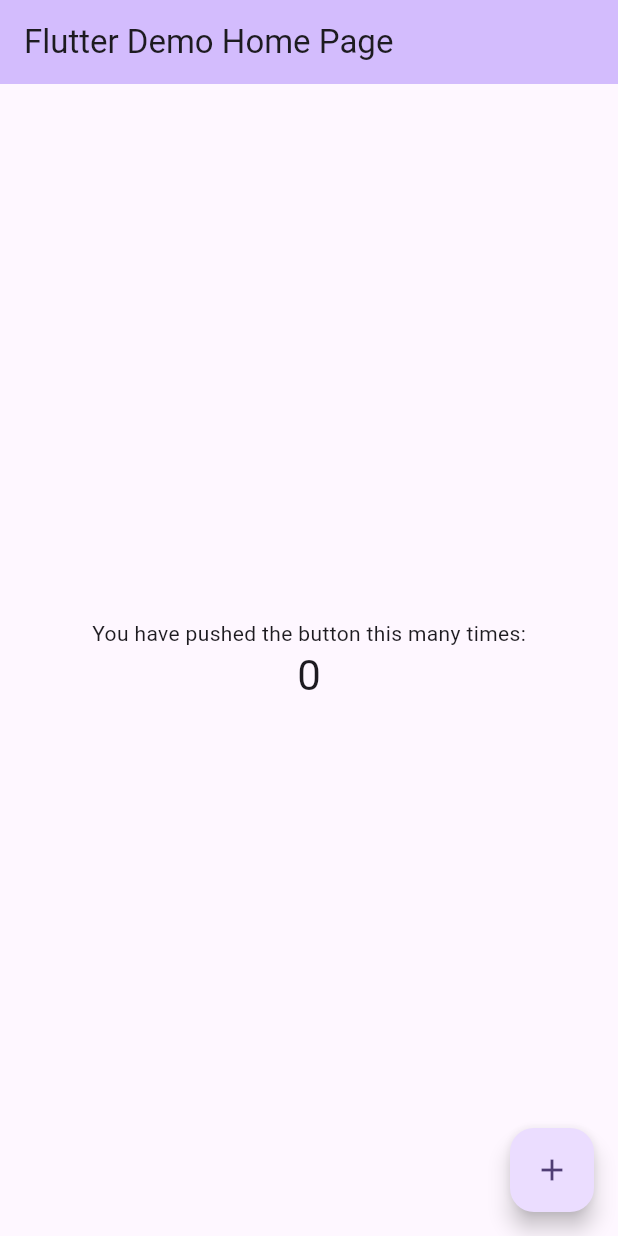
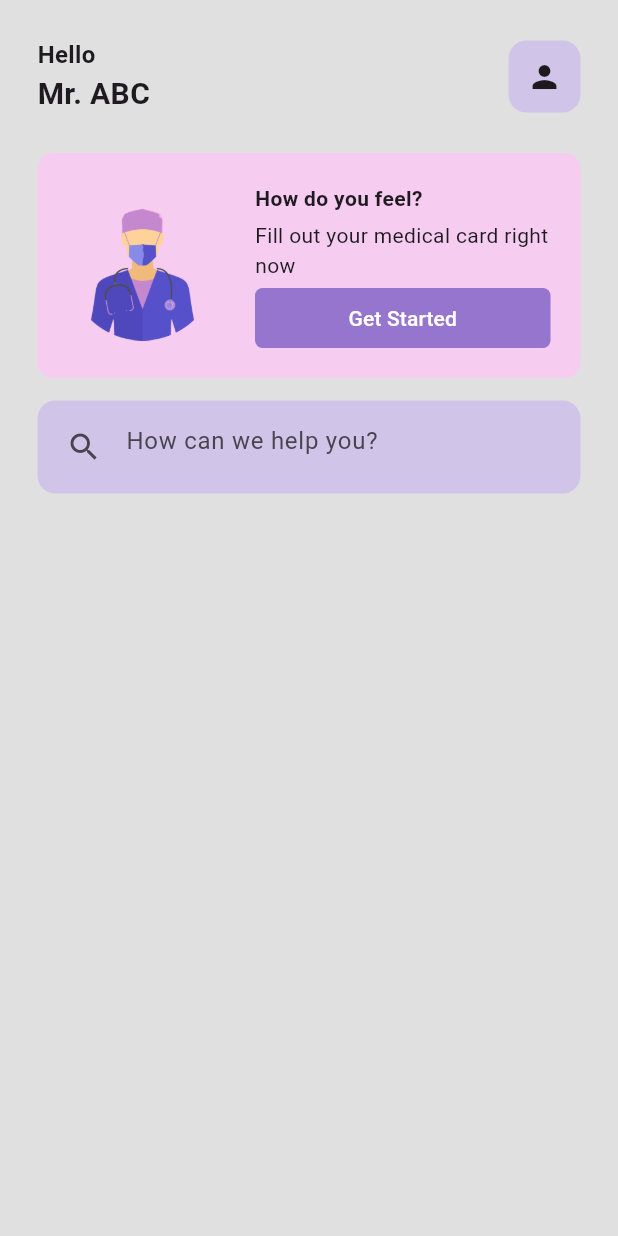
Before and after one commit to Hrithikishere/MediQueue, a Flutter app: the screen it shows after launch, on a phone screen of 412 x 824 dp. Run offline on Flutter 3.47's test engine with Material 3 defaults, Android fonts, the phone set to English and light mode, and no system bars.

Commit message:
appbar, heading card, searchbar done

```diff
--- a/medi_queue/lib/main.dart
+++ b/medi_queue/lib/main.dart
@@ -1,4 +1,6 @@
 import 'package:flutter/material.dart';
+
+import 'pages/home_page.dart';
 
 void main() {
   runApp(const MyApp());
@@ -7,119 +9,12 @@ void main() {
 class MyApp extends StatelessWidget {
   const MyApp({super.key});
 
-  // This widget is the root of your application.
   @override
   Widget build(BuildContext context) {
     return MaterialApp(
-      title: 'Flutter Demo',
-      theme: ThemeData(
-        // This is the theme of your application.
-        //
-        // TRY THIS: Try running your application with "flutter run". You'll see
-        // the application has a blue toolbar. Then, without quitting the app,
-        // try changing the seedColor in the colorScheme below to Colors.green
-        // and then invoke "hot reload" (save your changes or press the "hot
-        // reload" button in a Flutter-supported IDE, or press "r" if you used
-        // the command line to start the app).
-        //
-        // Notice that the counter didn't reset back to zero; the application
-        // state is not lost during the reload. To reset the state, use hot
-        // restart instead.
-        //
-        // This works for code too, not just values: Most code changes can be
-        // tested with just a hot reload.
-        colorScheme: ColorScheme.fromSeed(seedColor: Colors.deepPurple),
-        useMaterial3: true,
-      ),
-      home: const MyHomePage(title: 'Flutter Demo Home Page'),
+      debugShowCheckedModeBanner: false,
+      home: HomePage(),
+      theme: ThemeData(primarySwatch: Colors.deepPurple),
     );
   }
 }
-
-class MyHomePage extends StatefulWidget {
-  const MyHomePage({super.key, required this.title});
-
-  // This widget is the home page of your application. It is stateful, meaning
-  // that it has a State object (defined below) that contains fields that affect
-  // how it looks.
-
-  // This class is the configuration for the state. It holds the values (in this
-  // case the title) provided by the parent (in this case the App widget) and
-  // used by the build method of the State. Fields in a Widget subclass are
-  // always marked "final".
-
-  final String title;
-
-  @override
-  State<MyHomePage> createState() => _MyHomePageState();
-}
-
-class _MyHomePageState extends State<MyHomePage> {
-  int _counter = 0;
-
-  void _incrementCounter() {
-    setState(() {
-      // This call to setState tells the Flutter framework that something has
-      // changed in this State, which causes it to rerun the build method below
-      // so that the display can reflect the updated values. If we changed
-      // _counter without calling setState(), then the build method would not be
-      // called again, and so nothing would appear to happen.
-      _counter++;
-    });
-  }
-
-  @override
-  Widget build(BuildContext context) {
-    // This method is rerun every time setState is called, for instance as done
-    // by the _incrementCounter method above.
-    //
-    // The Flutter framework has been optimized to make rerunning build methods
-    // fast, so that you can just rebuild anything that needs updating rather
-    // than having to individually change instances of widgets.
-    return Scaffold(
-      appBar: AppBar(
-        // TRY THIS: Try changing the color here to a specific color (to
-        // Colors.amber, perhaps?) and trigger a hot reload to see the AppBar
-        // change color while the other colors stay the same.
-        backgroundColor: Theme.of(context).colorScheme.inversePrimary,
-        // Here we take the value from the MyHomePage object that was created by
-        // the App.build method, and use it to set our appbar title.
-        title: Text(widget.title),
-      ),
-      body: Center(
-        // Center is a layout widget. It takes a single child and positions it
-        // in the middle of the parent.
-        child: Column(
-          // Column is also a layout widget. It takes a list of children and
-          // arranges them vertically. By default, it sizes itself to fit its
-          // children horizontally, and tries to be as tall as its parent.
-          //
-          // Column has various properties to control how it sizes itself and
-          // how it positions its children. Here we use mainAxisAlignment to
-          // center the children vertically; the main axis here is the vertical
-          // axis because Columns are vertical (the cross axis would be
-          // horizontal).
-          //
-          // TRY THIS: Invoke "debug painting" (choose the "Toggle Debug Paint"
-          // action in the IDE, or press "p" in the console), to see the
-          // wireframe for each widget.
-          mainAxisAlignment: MainAxisAlignment.center,
-          children: <Widget>[
-            const Text(
-              'You have pushed the button this many times:',
-            ),
-            Text(
-              '$_counter',
-              style: Theme.of(context).textTheme.headlineMedium,
-            ),
-          ],
-        ),
-      ),
-      floatingActionButton: FloatingActionButton(
-        onPressed: _incrementCounter,
-        tooltip: 'Increment',
-        child: const Icon(Icons.add),
-      ), // This trailing comma makes auto-formatting nicer for build methods.
-    );
-  }
-}
--- /dev/null
+++ b/medi_queue/lib/pages/home_page.dart
@@ -0,0 +1,128 @@
+import 'package:flutter/material.dart';
+
+class HomePage extends StatelessWidget {
+  const HomePage({super.key});
+
+  @override
+  Widget build(BuildContext context) {
+    return Scaffold(
+      backgroundColor: Colors.grey[300],
+      body: SafeArea(
+        child: Column(
+          children: [
+            //appbar
+            Padding(
+              padding: const EdgeInsets.symmetric(horizontal: 25, vertical: 25),
+              child: Row(
+                mainAxisAlignment: MainAxisAlignment.spaceBetween,
+                children: [
+                  const Column(
+                    crossAxisAlignment: CrossAxisAlignment.start,
+                    children: [
+                      Text(
+                        "Hello",
+                        style: TextStyle(
+                            fontWeight: FontWeight.bold, fontSize: 16),
+                      ),
+                      Text(
+                        "Mr. ABC",
+                        style: TextStyle(
+                            fontSize: 20, fontWeight: FontWeight.bold),
+                      ),
+                    ],
+                  ),
+                  Container(
+                    padding: const EdgeInsets.all(12),
+                    decoration: BoxDecoration(
+                        color: Colors.deepPurple[100],
+                        borderRadius: BorderRadius.circular(12)),
+                    child: const Icon(Icons.person),
+                  )
+                ],
+              ),
+            ),
+
+            //card
+            Padding(
+              padding: const EdgeInsets.symmetric(horizontal: 25),
+              child: Container(
+                padding: const EdgeInsets.all(20),
+                decoration: BoxDecoration(
+                  color: Color(0xFFf6ccf0),
+                  borderRadius: BorderRadius.circular(10),
+                ),
+                child: Row(
+                    mainAxisAlignment: MainAxisAlignment.spaceBetween,
+                    children: [
+                      //left side icon
+                      SizedBox(
+                        height: 100,
+                        width: 100,
+                        child: Image.asset(
+                          'assets/images/consult.png',
+                          height: 10,
+                          width: 10,
+                        ),
+                      ),
+                      const SizedBox(width: 25),
+                      //text + button
+                      Expanded(
+                        child: Column(
+                          crossAxisAlignment: CrossAxisAlignment.start,
+                          children: [
+                            const Text(
+                              "How do you feel?",
+                              style: TextStyle(fontWeight: FontWeight.bold),
+                            ),
+                            const SizedBox(height: 5),
+                            const Text("Fill out your medical card right now"),
+                            const SizedBox(height: 5),
+                            Container(
+                              height: 40,
+                              decoration: BoxDecoration(
+                                color: Colors.deepPurple[300],
+                                borderRadius: BorderRadius.circular(5),
+                              ),
+                              child: Center(
+                                  child: TextButton(
+                                child: const Text(
+                                  "Get Started",
+                                  style: TextStyle(color: Colors.white),
+                                ),
+                                onPressed: () {},
+                              )),
+                            ),
+                          ],
+                        ),
+                      )
+                    ]),
+              ),
+            ),
+            const SizedBox(height: 15),
+            //search bar
+
+            Padding(
+              padding: const EdgeInsets.symmetric(horizontal: 25),
+              child: Container(
+                padding: const EdgeInsets.all(7),
+                decoration: BoxDecoration(
+                  color: Colors.deepPurple[100],
+                  borderRadius: BorderRadius.circular(12),
+                ),
+                child: const TextField(
+                  decoration: InputDecoration(
+                      prefixIcon: Icon(Icons.search),
+                      border: InputBorder.none,
+                      hintText: 'How can we help you?'),
+                ),
+              ),
+            )
+            //horizontal category
+
+            //doctor list
+          ],
+        ),
+      ),
+    );
+  }
+}
```
Also changed, not shown: medi_queue/pubspec.yaml (+4 -41 lines), medi_queue/assets/images/consult.png (added), medi_queue/assets/images/consult.svg (added), medi_queue/pubspec.lock (added), 7 other files.
